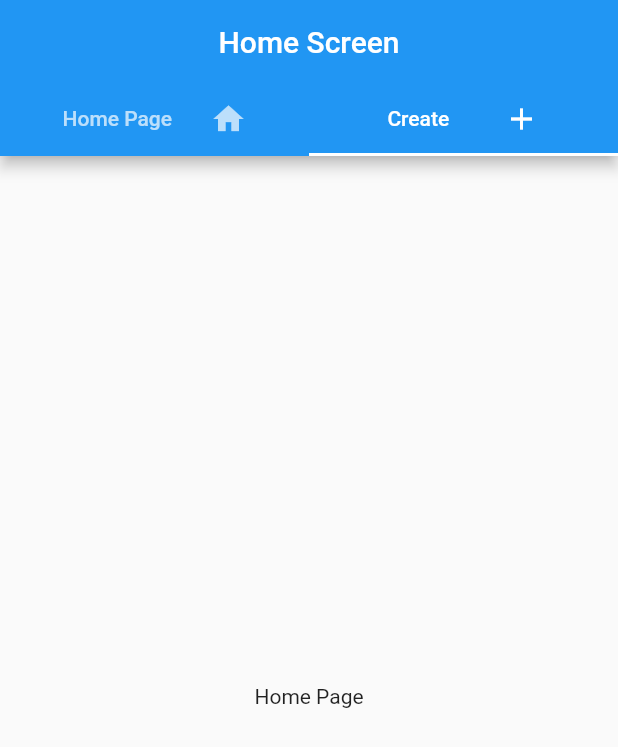
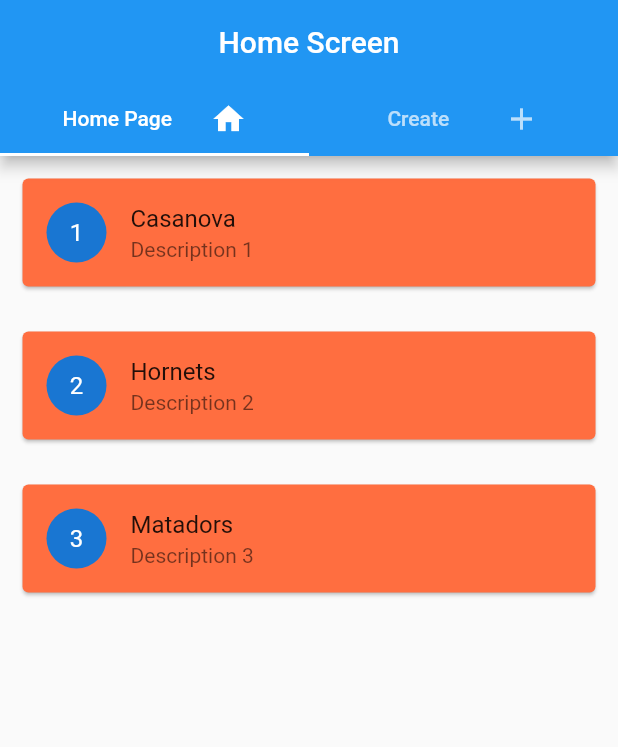
Before and after one commit to Akash701/project_management, a Flutter app: the HomeScreen screen opened directly, on a phone screen of 412 x 824 dp. Shown: the top 747 px of the screen. Run offline on Flutter 3.47's test engine with Material 2 defaults, Android fonts, the phone set to English and light mode, and no system bars; our stand-ins replace get, google_fonts, percent_indicator.

Commit message:
home page completed

```diff
--- /dev/null
+++ b/assets/projects.json
@@ -0,0 +1,17 @@
+{
+  "items": [
+    {
+      "id": "1",
+      "name": "Casanova",
+      "description": "Description 1"
+    },{
+      "id": "2",
+      "name": "Hornets",
+      "description": "Description 2"
+    },{
+      "id": "3",
+      "name": "Matadors",
+      "description": "Description 3"
+    }
+  ]
+}
--- a/lib/Screens/HomeScreen.dart
+++ b/lib/Screens/HomeScreen.dart
@@ -1,4 +1,6 @@
 import 'package:flutter/material.dart';
+import 'package:project_manager/Screens/tabs/Create.dart';
+import 'package:project_manager/Screens/tabs/HomePage/HomePage.dart';
 
 class HomeScreen extends StatefulWidget {
   const HomeScreen({Key? key}) : super(key: key);
@@ -6,17 +8,15 @@ class HomeScreen extends StatefulWidget {
   State<HomeScreen> createState() => _HomeScreenState();
 }
 
-class _HomeScreenState extends State<HomeScreen> with TickerProviderStateMixin {
-  TabController? _tabController;
+class _HomeScreenState extends State<HomeScreen> {
   @override
-  void initState() {
-    super.initState();
-    _tabController = TabController(length: 2, vsync: this);
-  }
+  // void initState() {
+  //   super.initState();
+  //   _tabController = TabController(length: 2, vsync: this);
+  // }
 
   Widget build(BuildContext context) {
     return DefaultTabController(
-      initialIndex: 1,
       length: 2,
       child: Scaffold(
         appBar: AppBar(
@@ -45,14 +45,9 @@ class _HomeScreenState extends State<HomeScreen> with TickerProviderStateMixin {
           ),
         ),
         body: TabBarView(
-          controller: _tabController,
           children: [
-            Center(
-              child: Text("Home Page"),
-            ),
-            Center(
-              child: Text("Create"),
-            ),
+            HomePage(),
+            Create(),
           ],
         ),
       ),
--- /dev/null
+++ b/lib/Screens/tabs/HomePage/HomePage.dart
@@ -0,0 +1,70 @@
+import 'dart:convert';
+import 'package:flutter/material.dart';
+import 'package:flutter/scheduler.dart';
+import 'package:flutter/services.dart';
+import 'package:get/get.dart';
+
+import 'TaskDetails.dart';
+
+class HomePage extends StatefulWidget {
+  const HomePage({Key? key}) : super(key: key);
+
+  @override
+  State<HomePage> createState() => _HomePageState();
+}
+
+class _HomePageState extends State<HomePage> {
+  List _items = [];
+  Future<void> homeJsonData() async {
+    final String response = await rootBundle.loadString('assets/projects.json');
+    final data = await jsonDecode(response);
+    setState(() {
+      _items = data["items"];
+    });
+  }
+
+  @override
+  initState() {
+    SchedulerBinding.instance.addPostFrameCallback((_) {
+      homeJsonData();
+    });
+    super.initState();
+  }
+
+  Widget build(BuildContext context) {
+    return Scaffold(
+      body: Column(
+        children: [
+          _items.isNotEmpty
+              ? Expanded(
+                  child: ListView.separated(
+                      itemBuilder: (context, index) {
+                        return InkWell(
+                          onTap: () {
+                            Get.to(TaskDetails(index));
+                          },
+                          child: Card(
+                            color: Colors.deepOrangeAccent,
+                            // key: ValueKey(_items[index]["id"]),
+                            margin: EdgeInsets.all(15),
+                            child: ListTile(
+                              leading: CircleAvatar(
+                                child: Text(_items[index]['id']),
+                              ),
+                              title: Text(_items[index]['name']),
+                              subtitle: Text(_items[index]["description"]),
+                            ),
+                          ),
+                        );
+                      },
+                      separatorBuilder: (BuildContext context, int index) {
+                        return SizedBox();
+                      },
+                      itemCount: _items.length),
+                )
+              : Text('There is no Projects to load')
+        ],
+      ),
+    );
+  }
+}
```
Also changed, not shown: assets/details.json (added, +23 -0 lines), lib/Screens/tabs/Create.dart (+21 -0 lines), lib/Screens/tabs/HomePage/TaskDetails.dart (added, +106 -0 lines), lib/models/projectModel.dart (added, +23 -0 lines), lib/widgets/title_text.dart (added, +19 -0 lines), pubspec.yaml (+6 -2 lines), lib/Screens/tabs/HomePage.dart (deleted), pubspec.lock, 1 other file.
